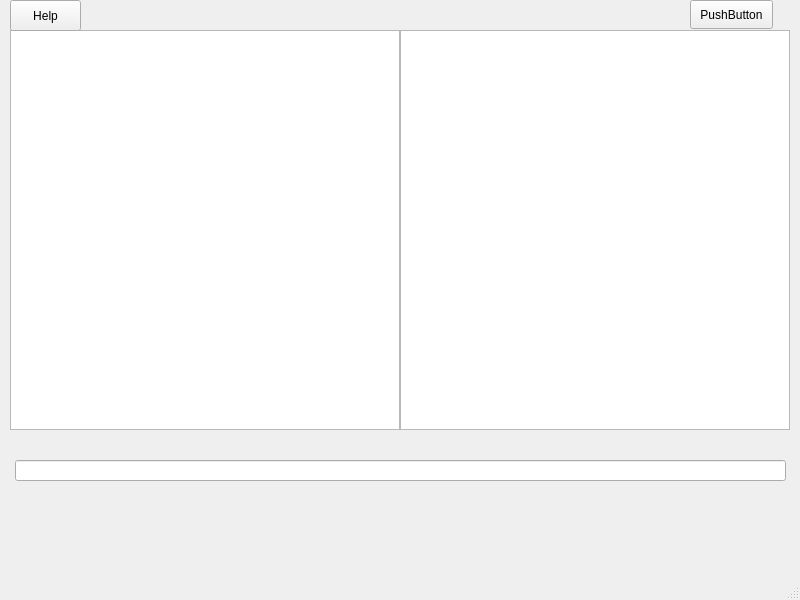
Qt form FileManager/mainwindow.ui (RickSanj/file_manager) before a commit.
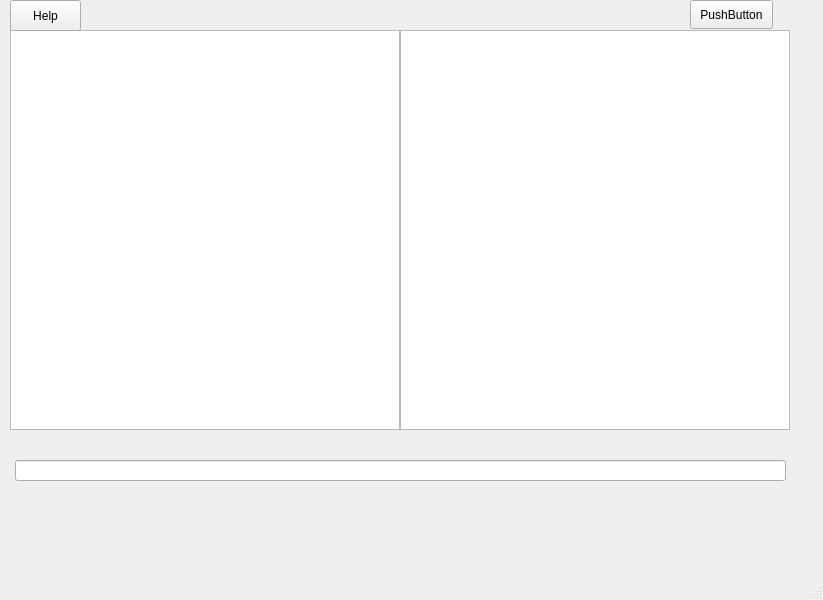
The same form after that commit.

The edit to the form file:
```diff
--- a/FileManager/mainwindow.ui
+++ b/FileManager/mainwindow.ui
@@ -6,7 +6,7 @@
    <rect>
     <x>0</x>
     <y>0</y>
-    <width>800</width>
+    <width>823</width>
     <height>600</height>
    </rect>
   </property>
```
Left out of the diff: 5 changed lines with no effect on the pictures.
